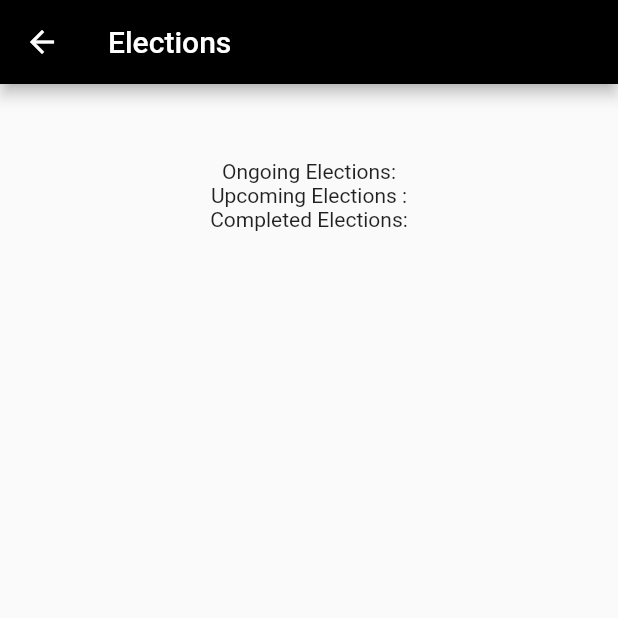
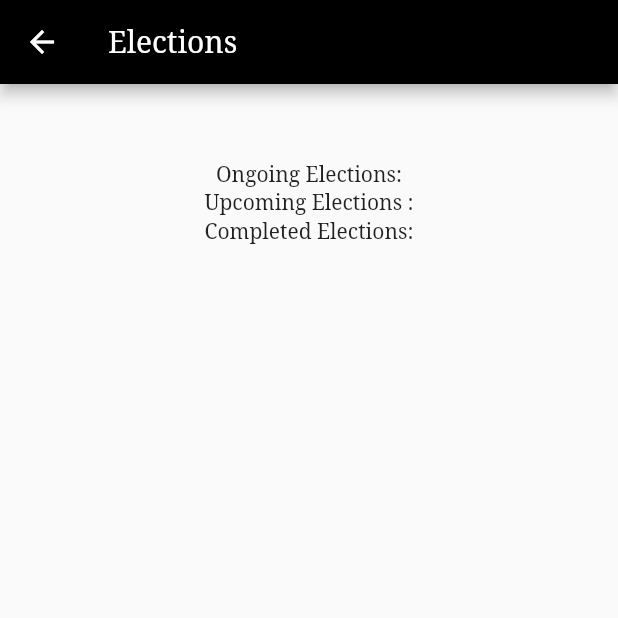
Before and after one commit to harshoo3/Online-Voting-Application, a Flutter app: the screen it shows once a user with an empty profile is signed in, after a tap on "Elections", on a phone screen of 412 x 824 dp, the top half of it. Run offline on Flutter 3.47's test engine with Material 2 defaults, Android fonts, the phone set to English and light mode, and no system bars; our stand-ins replace cloud_firestore, date_field, firebase_auth, firebase_storage, flutter_spinkit, image_picker and 3 more; missing offline and left inert: flutter_statusbarcolor, smart_select; accounts and stored records are empty; network calls fail; statements that could not run were skipped.

Commit message:
sidebar done

```diff
--- a/lib/main.dart
+++ b/lib/main.dart
@@ -32,6 +32,7 @@ class MyApp extends StatelessWidget{
     return StreamProvider<User>.value(
       value: AuthService().user,
       child: MaterialApp(
+        theme: ThemeData(fontFamily: 'NotoSerif'),
         home: Wrapper(),
         title: 'Ninja Trips',
         // initialRoute: '/wrapper',
--- a/lib/screens/home/home.dart
+++ b/lib/screens/home/home.dart
@@ -1,5 +1,5 @@
 // import 'dart:html';
-
+import 'package:online_voting/screens/home/sidebar.dart';
 import 'package:flutter/material.dart';
 import 'package:online_voting/models/user.dart';
 import 'package:online_voting/screens/home/elections.dart';
@@ -53,7 +53,7 @@ class _HomeState extends State<Home> {
             dateOfBirth:DateTime.parse(value.data['dateOfBirth'].toString()),
             mobileNo:value.data['mobileNo'].toString(),
             orgName:value.data['orgName'].toString(),
-            electionCount:value.data['electionCount']
+            electionCount:value.data['electionCount'],
         );
         loading = false;
       });
@@ -67,19 +67,11 @@ class _HomeState extends State<Home> {
     // value: DatabaseService().data,
     // child:
     return loading? Loading():Scaffold(
+      endDrawer: SideDrawer(user: user,),
       appBar: AppBar(
         backgroundColor: Colors.black,
-        title: Text('Online Voting'),
-        actions: <Widget>[
-          FlatButton.icon(
-            onPressed: () async{
-              await _auth.signOut();
-            },
-            label: Text('log out'),
-            icon: Icon(Icons.logout),
-            textColor: Colors.white,
-          ),
-        ],
+        title: Text('VoteHub'),
+        centerTitle: true,
       ),
       body: SafeArea(
           child: Column(
@@ -102,22 +94,22 @@ class _HomeState extends State<Home> {
                   ),
                 ),
               ),
-              SizedBox(height: 30,),
-              SizedBox(
-                width: 300,
-                child: FlatButton(
-                  color: Colors.black,
-                  child:Text(
-                    'Account details',
-                    style: TextStyle(
-                        color: Colors.white
-                    ),
-                  ),
-                  onPressed: (){
-                    Navigator.push(context, MaterialPageRoute(builder: (context) => AccountDetails(user:user)));
-                  },
-                ),
-              ),
+              // SizedBox(height: 30,),
+              // SizedBox(
+              //   width: 300,
+              //   child: FlatButton(
+              //     color: Colors.black,
+              //     child:Text(
+              //       'Account details',
+              //       style: TextStyle(
+              //           color: Colors.white
+              //       ),
+              //     ),
+              //     onPressed: (){
+              //       Navigator.push(context, MaterialPageRoute(builder: (context) => AccountDetails(user:user)));
+              //     },
+              //   ),
+              // ),
               // userType == 'can'?SizedBox(
               //   width: 200,
               //   child: Voting(),
@@ -137,22 +129,6 @@ class _HomeState extends State<Home> {
                   },
                 ),
               ),
-              !isEmailVerified?SizedBox(
-                width: 300,
-                child: FlatButton(
-                  color: Colors.black,
-                  child:Text(
-                    'Verify Email',
-                    style: TextStyle(
-                        color: Colors.white
-                    ),
-                  ),
-                  onPressed: ()async{
-                    await Navigator.push(context, MaterialPageRoute(builder: (context) => EmailVerification(user:user))).
-                    then((value) => setState(() => {isEmailVerified=value}));
-                  },
-                ),
-              ):SizedBox(height: 0,),
             ],
           ),
       ),
--- /dev/null
+++ b/lib/screens/home/sidebar.dart
@@ -0,0 +1,67 @@
+import 'package:flutter/material.dart';
+import 'package:online_voting/models/user.dart';
+import 'package:online_voting/models/accountDetails.dart';
+import 'package:online_voting/services/auth.dart';
+import 'package:online_voting/screens/home/privacyAndVerification.dart';
+class SideDrawer extends StatelessWidget {
+  final AuthService _auth = AuthService();
+  User user;
+  SideDrawer({this.user});
+  @override
+  Widget build(BuildContext context) {
+    return Drawer(
+      child: Column(
+        mainAxisAlignment: MainAxisAlignment.spaceBetween,
+        children: [
+          Column(
+            children: <Widget>[
+              DrawerHeader(
+                child: Center(
+                  child: Text(
+                    'Hey there, fellow Voter!',
+                    textAlign: TextAlign.center,
+                    style: TextStyle(color: Colors.white, fontSize: 25),
+                  ),
+                ),
+                decoration: BoxDecoration(
+                  color: Colors.black,
+                ),
+              ),
+              ListTile(
+                leading: Icon(Icons.home_outlined),
+                title: Text('Home'),
+                onTap: () => {Navigator.pushNamed(context, '/home')},
+              ),
+              ListTile(
+                leading: Icon(Icons.account_circle_outlined),
+                title: Text('Account Details'),
+                onTap: () => Navigator.push(context, MaterialPageRoute(builder: (context) => AccountDetails(user:user))),
+              ),
+              ListTile(
+                leading: Icon(Icons.privacy_tip_outlined),
+                title: Text('Privacy and Verification'),
+                onTap: () =>  Navigator.push(context, MaterialPageRoute(builder: (context) => PrivacyAndVerification(user: user,))),
+              ),
+            ],
+          ),
+          ListTile(
+            leading: Icon(
+                Icons.exit_to_app,
+              color: Colors.white,
+            ),
+            title: Text(
+              'Logout',
+              style: TextStyle(
+                color: Colors.white
+              ),
+            ),
+            tileColor: Colors.black,
+            onTap:  () async{
+              await _auth.signOut();
+            },
+          ),
+        ],
+      ),
+    );
+  }
+}
```
Also changed, not shown: lib/screens/addImage.dart (+1 -6 lines), lib/screens/authenticate/emailVerification.dart (+5 -4 lines), lib/screens/candidateWidget.dart (+11 -42 lines), lib/screens/electionScreenOrg.dart (+10 -11 lines), lib/screens/home/addManifesto.dart (+45 -61 lines), lib/screens/home/elections.dart (+1 -23 lines), lib/screens/home/privacyAndVerification.dart (added, +63 -0 lines), pubspec.yaml (+11 -8 lines), assets/fonts/Abel-Regular.ttf (added), assets/fonts/NotoSerif-Bold.ttf (added), assets/fonts/NotoSerif-BoldItalic.ttf (added), assets/fonts/NotoSerif-Italic.ttf (added), assets/fonts/NotoSerif-Regular.ttf (added).
